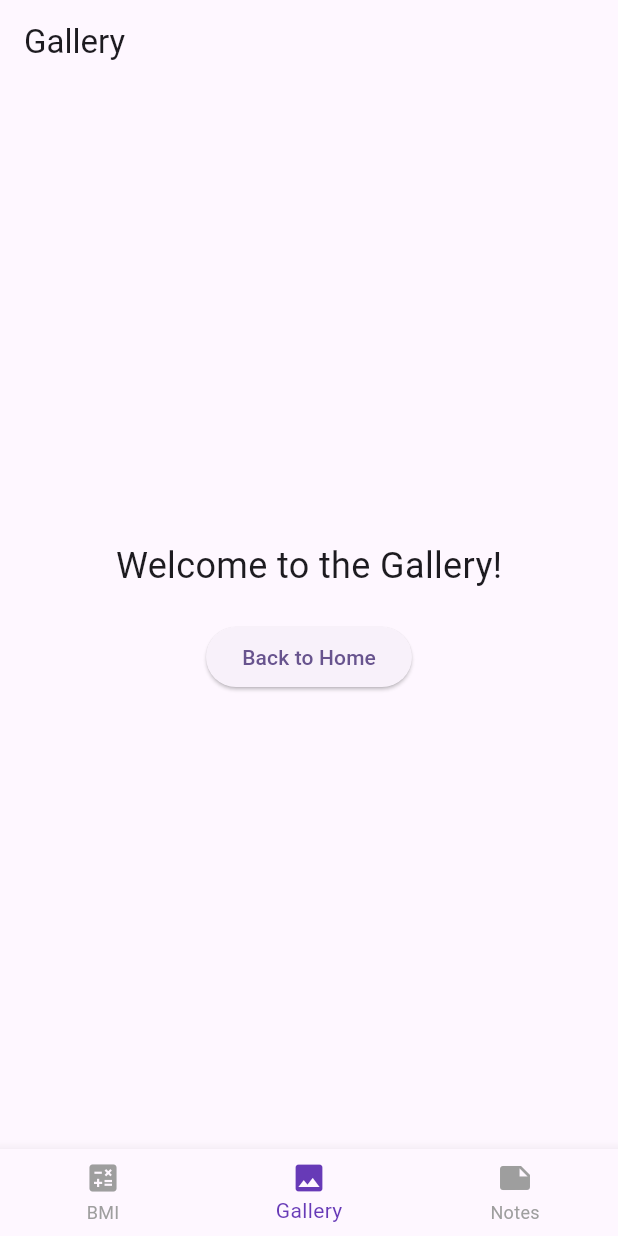
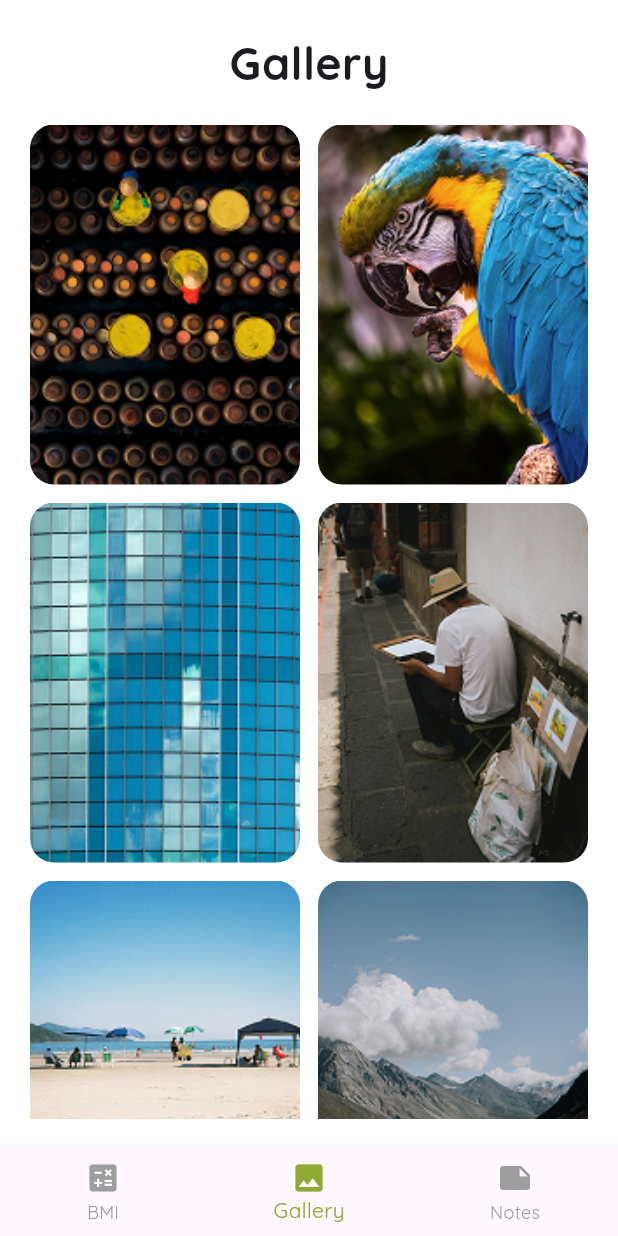
Before and after one commit to salma-elmaghawry/Week-8-Task-, a Flutter app: the screen it shows after launch, item 2 of the bottom bar chosen, on a phone screen of 412 x 824 dp. Run offline on Flutter 3.47's test engine with Material 3 defaults, Android fonts, the phone set to English and light mode, and no system bars; our stand-ins replace google_fonts.

Commit message:
Task 2.1 Done

```diff
--- a/lib/Gallery/gallery_screen.dart
+++ /dev/null
@@ -1,32 +0,0 @@
-import 'package:flutter/material.dart';
-
-class GalleryScreen extends StatelessWidget {
-  const GalleryScreen({super.key});
-
-  @override
-  Widget build(BuildContext context) {
-    return Scaffold(
-      appBar: AppBar(
-        title: const Text('Gallery'),
-      ),
-      body: Center(
-        child: Column(
-          mainAxisAlignment: MainAxisAlignment.center,
-          children: <Widget>[
-            const Text(
-              'Welcome to the Gallery!',
-              style: TextStyle(fontSize: 24),
-            ),
-            const SizedBox(height: 20),
-            ElevatedButton(
-              onPressed: () {
-                Navigator.pop(context);
-              },
-              child: const Text('Back to Home'),
-            ),
-          ],
-        ),
-      ),
-    );
-  }
-}
--- /dev/null
+++ b/lib/core/app_colors.dart
@@ -0,0 +1,16 @@
+import 'dart:ui';
+
+class AppColors {
+  static const primary = Color(0xFF91AA34);
+  static const background = Color(0xFFFFFFFF);
+  static const white = Color(0xffFFFFFF);
+  static const secondary = Color(0xFFCAA1FF);
+  static const badgevalue = Color(0xFFFFDFCE);
+
+  static const textPrimary = Color(0xFF000000);
+  static const red = Color(0xFFD1756D);
+  static const incorrect = Color(0xFFF698A0);
+  static const green = Color(0xFF3AC36F);
+  static const grey = Color(0xff8E8E8E);
+  static const textFieldColor = Color(0xffE2E0E0CC);
+}
--- /dev/null
+++ b/lib/core/app_images.dart
@@ -0,0 +1,11 @@
+class AppImages {
+  static const String img1 = 'assets/images/img1.png';
+  static const String img2 = 'assets/images/img2.png';
+  static const String img3 = 'assets/images/img3.png';
+  static const String img4 = 'assets/images/img4.png';
+  static const String img5 = 'assets/images/img5.png';
+  static const String img6 = 'assets/images/img6.png';
+  static const String img7 = 'assets/images/img7.png';
+  static const String img8 = 'assets/images/img8.png';
+
+}
--- /dev/null
+++ b/lib/feature/Gallery/gallery_screen.dart
@@ -0,0 +1,58 @@
+import 'package:flutter/material.dart';
+import 'package:week8/core/app_images.dart';
+
+class GalleryScreen extends StatelessWidget {
+  GalleryScreen({super.key});
+
+  final List<String> imageUrls = [
+    AppImages.img1,
+    AppImages.img2,
+    AppImages.img3,
+    AppImages.img4,
+    AppImages.img5,
+    AppImages.img6,
+    AppImages.img7,
+    AppImages.img8,
+  ];
+
+  @override
+  Widget build(BuildContext context) {
+    return Scaffold(
+      body: SafeArea(
+        child: Padding(
+          padding: const EdgeInsets.symmetric(horizontal: 20.0, vertical: 20.0),
+          child: Column(
+            crossAxisAlignment: CrossAxisAlignment.start,
+            children: [
+              Center(
+                child: const Text(
+                  'Gallery',
+                  style: TextStyle(fontSize: 30, fontWeight: FontWeight.bold),
+                ),
+              ),
+
+              const SizedBox(height: 20),
+              Expanded(
+                child: GridView.builder(
+                  itemCount: imageUrls.length,
+                  gridDelegate: const SliverGridDelegateWithFixedCrossAxisCount(
+                    crossAxisCount: 2,
+                    crossAxisSpacing: 12,
+                    mainAxisSpacing: 12,
+                    childAspectRatio: 3 / 4,
+                  ),
+                  itemBuilder: (context, index) {
+                    return ClipRRect(
+                      borderRadius: BorderRadius.circular(16),
+                      child: Image.asset(imageUrls[index], fit: BoxFit.cover),
+                    );
+                  },
+                ),
+              ),
+            ],
+          ),
+        ),
+      ),
+    );
+  }
+}
--- a/lib/main.dart
+++ b/lib/main.dart
@@ -1,4 +1,6 @@
 import 'package:flutter/material.dart';
+import 'package:google_fonts/google_fonts.dart';
+import 'package:week8/core/app_colors.dart';
 import 'package:week8/navigation_screen.dart';
 
 void main() {
@@ -14,6 +16,9 @@ class MyApp extends StatelessWidget {
       debugShowCheckedModeBanner: false,
       theme: ThemeData(
         colorScheme: ColorScheme.fromSeed(seedColor: Colors.deepPurple),
+        scaffoldBackgroundColor: AppColors.background,
+         textTheme: GoogleFonts.quicksandTextTheme(),
+
       ),
       home: MainNavigationScreen(),
     );
--- a/lib/navigation_screen.dart
+++ b/lib/navigation_screen.dart
@@ -1,7 +1,8 @@
 import 'package:flutter/material.dart';
-import 'package:week8/BMI/bmi_screen.dart';
-import 'package:week8/Gallery/gallery_screen.dart';
-import 'package:week8/Notes/notes_screen.dart';
+import 'package:week8/core/app_colors.dart';
+import 'package:week8/feature/BMI/bmi_screen.dart';
+import 'package:week8/feature/Gallery/gallery_screen.dart';
+import 'package:week8/feature/Notes/notes_screen.dart';
 
 class MainNavigationScreen extends StatefulWidget {
   const MainNavigationScreen({super.key});
@@ -13,11 +14,7 @@ class MainNavigationScreen extends StatefulWidget {
 class _MainNavigationScreenState extends State<MainNavigationScreen> {
   int _currentIndex = 0;
 
-  final List<Widget> _screens = [
-    const BmiScreen(),
-    const GalleryScreen(),
-    const NotesScreen(),
-  ];
+  final List<Widget> _screens = [BmiScreen(), GalleryScreen(), NotesScreen()];
 
   @override
   Widget build(BuildContext context) {
@@ -25,7 +22,7 @@ class _MainNavigationScreenState extends State<MainNavigationScreen> {
       body: IndexedStack(index: _currentIndex, children: _screens),
       bottomNavigationBar: BottomNavigationBar(
         type: BottomNavigationBarType.fixed,
-        selectedItemColor: Colors.deepPurple,
+        selectedItemColor: AppColors.primary,
         unselectedItemColor: Colors.grey,
         showUnselectedLabels: true,
         currentIndex: _currentIndex,
```
Also changed, not shown: pubspec.yaml (+6 -18 lines), assets/images/img1.png (added), assets/images/img2.png (added), assets/images/img3.png (added), assets/images/img4.png (added), assets/images/img5.png (added), assets/images/img6.png (added), assets/images/img7.png (added), assets/images/img8.png (added), lib/feature/BMI/bmi_screen.dart (renamed from lib/BMI/bmi_screen.dart), lib/feature/Notes/notes_screen.dart (renamed from lib/Notes/notes_screen.dart), pubspec.lock, 1 other file.
